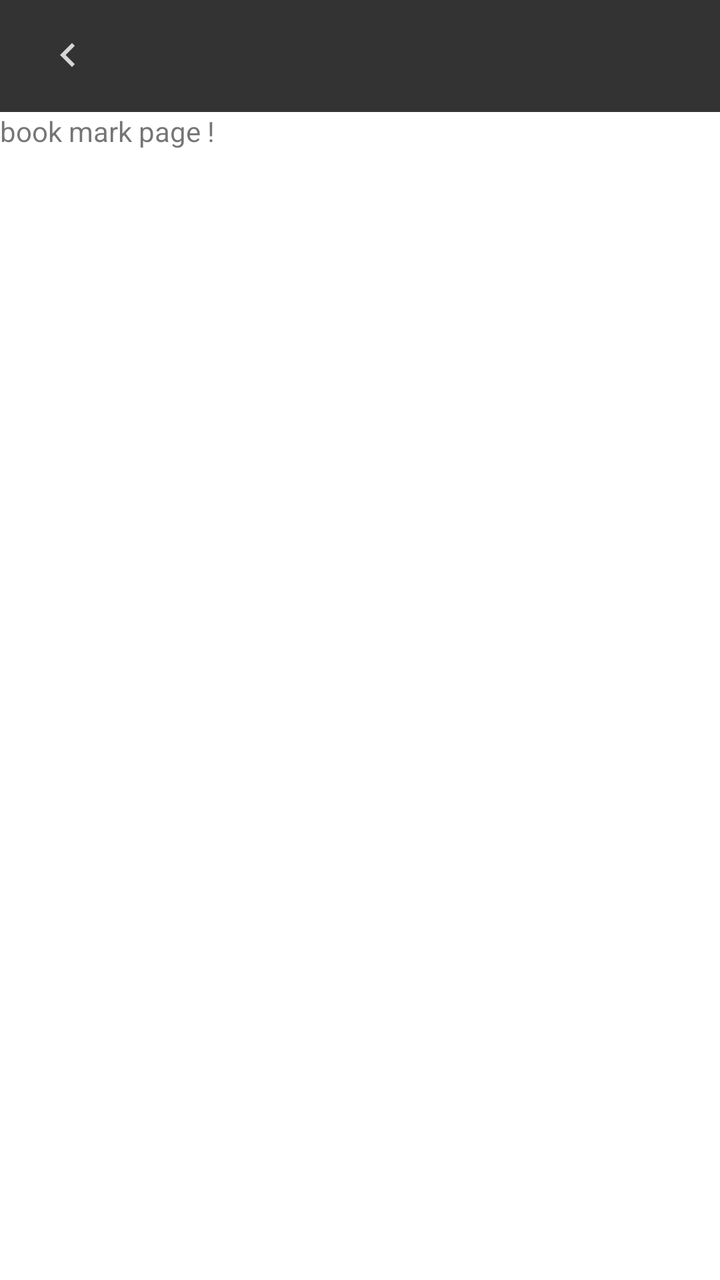
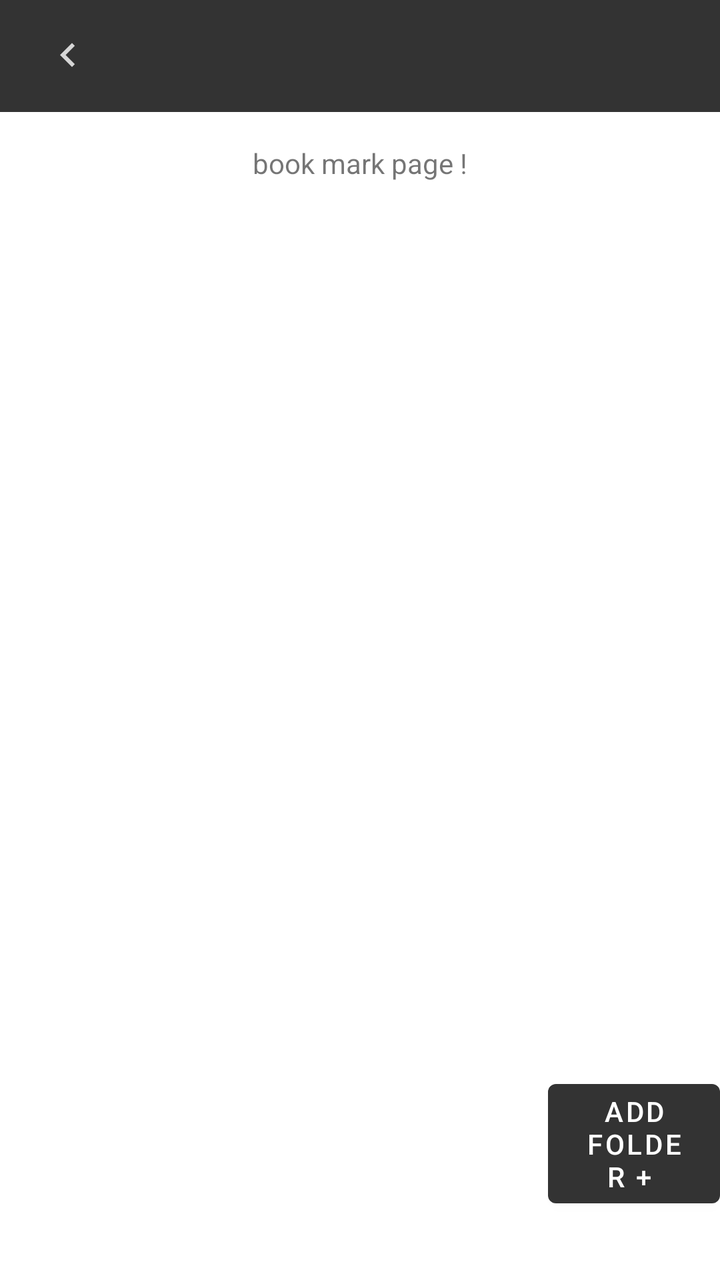

Compare the two renders of this Android layout. The source of the first and the diff that turns it into the second are given below.
<!-- AndroidManifest.xml: application theme MyMaterialTheme -->
<!-- res/layout/book_mark_page.xml -->
<?xml version="1.0" encoding="utf-8"?>
<androidx.coordinatorlayout.widget.CoordinatorLayout xmlns:android="http://schemas.android.com/apk/res/android"
    xmlns:app="http://schemas.android.com/apk/res-auto"
    android:layout_width="match_parent"
    android:layout_height="match_parent">

    <com.google.android.material.appbar.AppBarLayout
        android:layout_width="match_parent"
        android:layout_height="wrap_content"
        app:elevation="0dp">

        <androidx.appcompat.widget.Toolbar
            android:id="@+id/toolbar"
            android:layout_width="match_parent"
            android:layout_height="?attr/actionBarSize"
            app:titleTextColor="@color/lightGray"
            android:paddingEnd="16dp"
            android:paddingStart="6dp"
            app:contentInsetStartWithNavigation="0dp"
            app:navigationIcon="@drawable/ic_keyboard_arrow_full_24dp" />

    </com.google.android.material.appbar.AppBarLayout>

    <FrameLayout
        android:layout_width="match_parent"
        android:layout_height="match_parent"
        app:layout_behavior="@string/appbar_scrolling_view_behavior">
        <LinearLayout
            android:layout_width="match_parent"
            android:layout_height="match_parent">
            <TextView
                android:layout_width="match_parent"
                android:layout_height="wrap_content"

                android:text="book mark page !"/>
        </LinearLayout>

    </FrameLayout>
</androidx.coordinatorlayout.widget.CoordinatorLayout>
<!-- resources referenced by this layout -->
<resources>
  <color name="lightGray">#d6d6d6</color>
  <!-- drawable ic_keyboard_arrow_full_24dp (drawable) -->
  <vector xmlns:android="http://schemas.android.com/apk/res/android"
          android:width="24dp"
          android:height="24dp"
          android:viewportWidth="24.0"
          android:viewportHeight="24.0">
      <path
          android:fillColor="@color/lightGray"
          android:pathData="M15.41,16.09l-4.58,-4.59 4.58,-4.59L14,5.5l-6,6 6,6z"/>
  </vector>
  <style name="MyMaterialTheme" parent="MyMaterialTheme.Base">
          <item name="android:textColorPrimary">@color/textColorPrimary</item>
      </style>
  <style name="MyMaterialTheme.Base" parent="Theme.MaterialComponents.Light.NoActionBar">
          <item name="windowNoTitle">true</item>
          <item name="windowActionBar">false</item>
          <item name="colorPrimary">@color/colorPrimary</item>
          <item name="colorPrimaryDark">@color/colorPrimaryDark</item>
          <item name="colorAccent">@color/colorAccent</item>
      </style>
  <color name="textColorPrimary">#666666</color>
  <color name="colorPrimary">#333333</color>
  <color name="colorPrimaryDark">#333333</color>
  <color name="colorAccent">#E5675D</color>
</resources>

<!-- the commit's change to res/layout/book_mark_page.xml (unified diff, before → after) -->
@@ -25,15 +25,28 @@
         android:layout_width="match_parent"
         android:layout_height="match_parent"
         app:layout_behavior="@string/appbar_scrolling_view_behavior">
-        <LinearLayout
+        <RelativeLayout
             android:layout_width="match_parent"
             android:layout_height="match_parent">
+
             <TextView
                 android:layout_width="match_parent"
                 android:layout_height="wrap_content"
+                android:textAlignment="center"
+                android:layout_alignParentTop="true"
+                android:layout_marginTop="16dp"
+                android:text="book mark page !" />
 
-                android:text="book mark page !"/>
-        </LinearLayout>
+            <Button
+                android:id="@+id/btn_add_folder_bookmark"
+                android:layout_width="wrap_content"
+                android:layout_height="wrap_content"
+                android:layout_alignParentStart="true"
+                android:layout_alignParentTop="true"
+                android:layout_marginStart="274dp"
+                android:layout_marginTop="480dp"
+                android:text="ADD Folder + " />
+        </RelativeLayout>
 
     </FrameLayout>
 </androidx.coordinatorlayout.widget.CoordinatorLayout>
